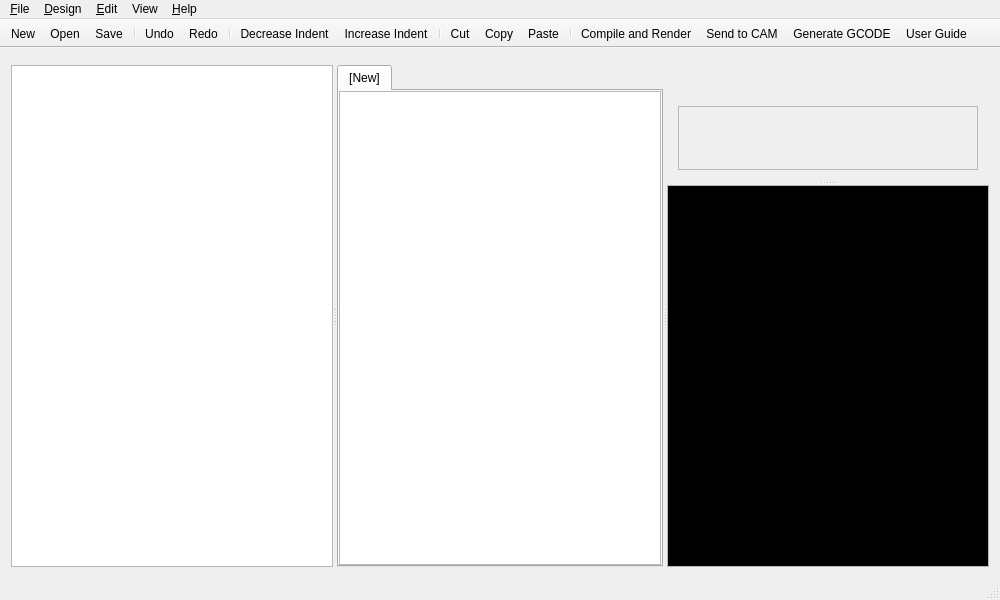
This is src/ui/mainwindow.ui in GilesBathgate/RapCAD as Qt 5 draws it before an edit. The edited form follows.
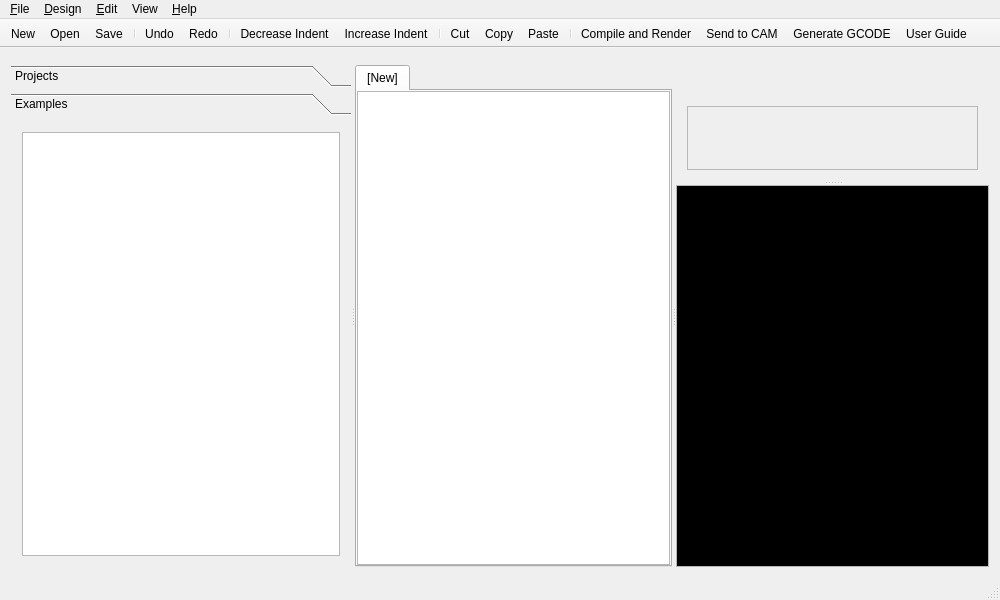
This is the edited form. The open tabs and pages were chosen to show the change. Icons and pictures are not drawn. Custom widgets are drawn as their Qt base class.

Commit message: Implement explorer toolbar to host module examples

What changed in the file:
```diff
--- a/src/ui/mainwindow.ui
+++ b/src/ui/mainwindow.ui
@@ -30,7 +30,40 @@
       <property name="orientation">
        <enum>Qt::Horizontal</enum>
       </property>
-      <widget class="QTreeView" name="treeView"/>
+      <widget class="QToolBox" name="toolBox">
+       <widget class="QWidget" name="projectPage">
+        <attribute name="label">
+         <string>Projects</string>
+        </attribute>
+        <layout class="QVBoxLayout" name="verticalLayout_3">
+         <item>
+          <widget class="QTreeView" name="treeView"/>
+         </item>
+        </layout>
+       </widget>
+       <widget class="QWidget" name="examplesPage">
+        <property name="geometry">
+         <rect>
+          <x>0</x>
+          <y>0</y>
+          <width>338</width>
+          <height>421</height>
+         </rect>
+        </property>
+        <attribute name="label">
+         <string>Examples</string>
+        </attribute>
+        <layout class="QVBoxLayout" name="verticalLayout_4">
+         <item>
+          <widget class="QListWidget" name="examplesList">
+           <property name="toolTip">
+            <string>Double click to insert</string>
+           </property>
+          </widget>
+         </item>
+        </layout>
+       </widget>
+      </widget>
       <widget class="QTabWidget" name="tabWidget">
        <property name="tabShape">
         <enum>QTabWidget::Rounded</enum>
```
Left out of the diff: 6 changed lines with no effect on the pictures. The commit also changes 15 other files.
